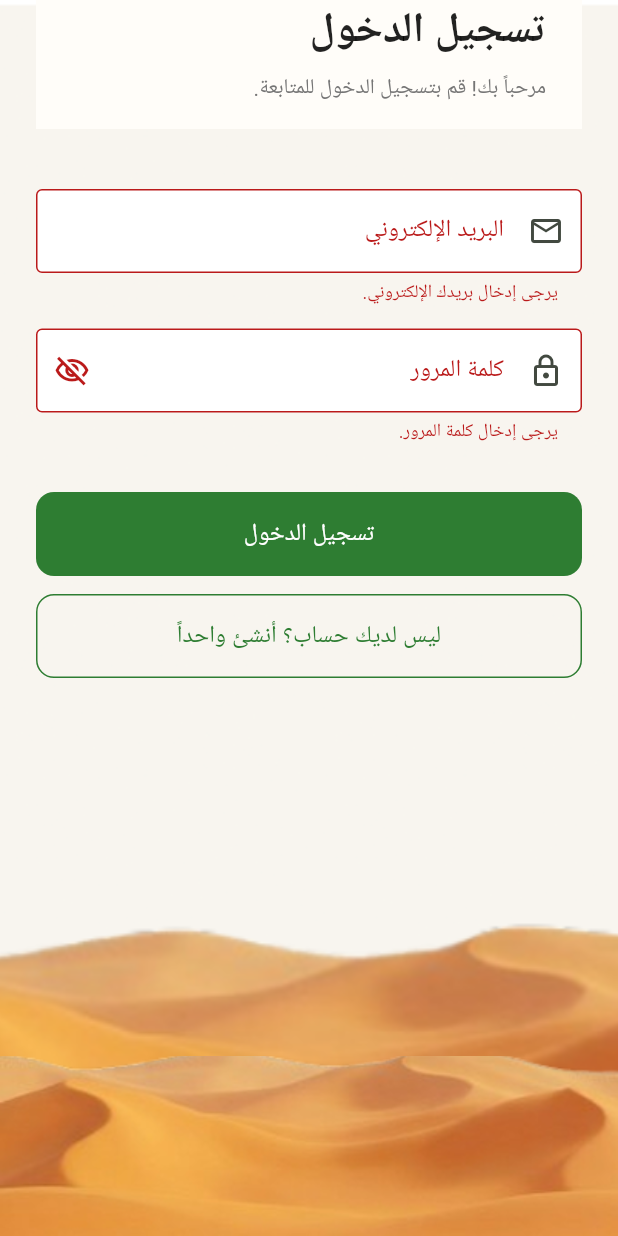
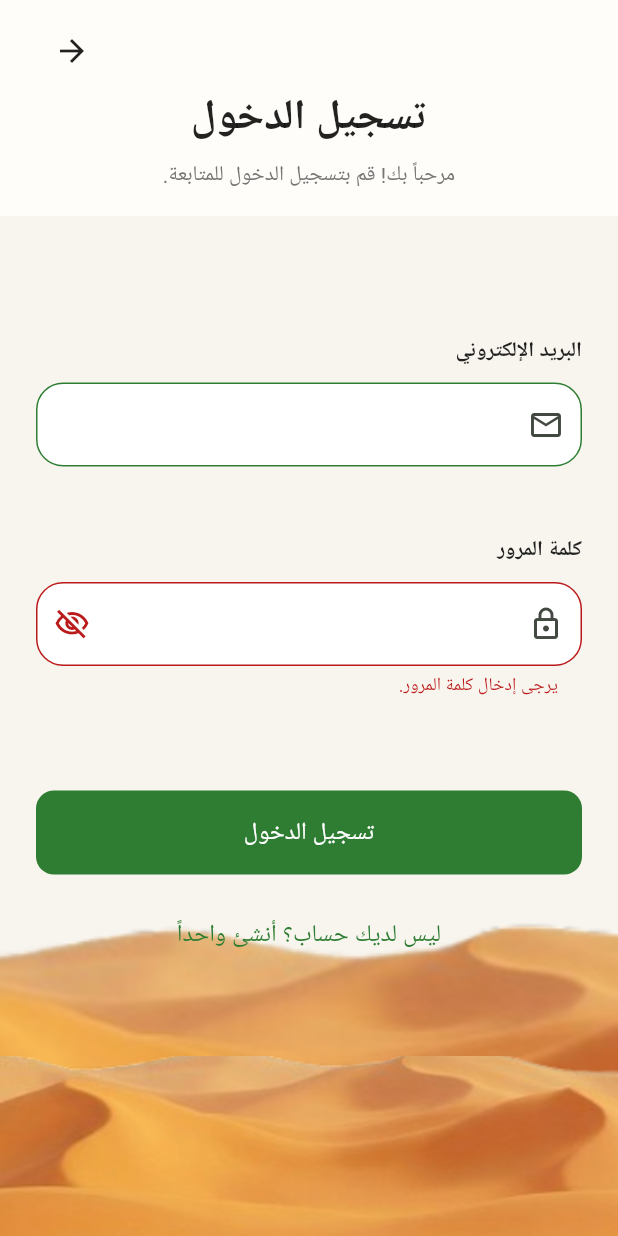
Before and after one commit to shim079/tajory, a Flutter app: the LoginPage screen opened directly, after a tap on "تسجيل الدخول", on a phone screen of 412 x 824 dp. Run offline on Flutter 3.47's test engine with Material 3 defaults, Android fonts, the phone set to English and light mode, and no system bars; our stand-ins replace cloud_firestore, file_picker, firebase_auth, firebase_core, firebase_storage, flutter_svg; accounts and stored records are empty; project files that could hold a hidden picture were left out.

Commit message:
Fix onboarding page data parameter

```diff
--- a/lib/auth/login_page.dart
+++ b/lib/auth/login_page.dart
@@ -1,7 +1,9 @@
 import 'package:flutter/material.dart';
 import 'package:firebase_auth/firebase_auth.dart';
+import '../onboarding/onboarding_data.dart';
 import 'auth_service.dart';
 import 'registration_page.dart';
+import 'package:tajory/onboarding/onboarding_page.dart';
 
 class LoginPage extends StatefulWidget {
   const LoginPage({super.key});
@@ -83,6 +85,7 @@ class _LoginPageState extends State<LoginPage> {
               'assets/images/fullbg.png',
               fit: BoxFit.cover,
             ),
+
             Positioned(
               left: 0,
               right: 0,
@@ -94,24 +97,48 @@ class _LoginPageState extends State<LoginPage> {
                 alignment: Alignment.bottomCenter,
               ),
             ),
+
             SingleChildScrollView(
-              padding: const EdgeInsets.symmetric(horizontal: 24),
               child: Form(
                 key: _formKey,
                 child: Column(
                   crossAxisAlignment: CrossAxisAlignment.stretch,
                   children: [
+
+// ================= HEADER =================
                     Container(
                       width: double.infinity,
                       color: const Color(0xFFFFFDF9),
                       padding: EdgeInsets.only(
-                        top: MediaQuery.of(context).padding.top,
+                        top: MediaQuery
+                            .of(context)
+                            .padding
+                            .top,
                       ),
                       child: Padding(
-                        padding: const EdgeInsets.fromLTRB(24, 0, 24, 16),
+                        padding: const EdgeInsets.fromLTRB(24, 10, 24, 16),
                         child: Column(
-                          crossAxisAlignment: CrossAxisAlignment.start,
+                          crossAxisAlignment: CrossAxisAlignment.center,
                           children: [
+                            Align(
+                              alignment: Alignment.topLeft,
+                              child: IconButton(
+                                icon: const Icon(
+                                  Icons.arrow_back,
+                                  color: Colors.black87,
+                                ),
+                                onPressed: () {
+                                  Navigator.push(
+                                    context,
+                                    MaterialPageRoute(
+                                      builder: (context) => OnboardingPage(
+                                        data: onboardingPages[0],
+                                      ),
+                                    ),
+                                  );
+                                },
+                              ),
+                            ),
                             const Text(
                               'تسجيل الدخول',
                               style: TextStyle(
@@ -120,9 +147,12 @@ class _LoginPageState extends State<LoginPage> {
                                 color: Colors.black87,
                               ),
                             ),
+
                             const SizedBox(height: 8),
+
                             Text(
                               'مرحباً بك! قم بتسجيل الدخول للمتابعة.',
+                              textAlign: TextAlign.center,
                               style: TextStyle(
                                 fontSize: 14,
                                 color: Colors.grey[600],
@@ -132,70 +162,118 @@ class _LoginPageState extends State<LoginPage> {
                         ),
                       ),
                     ),
-                    const SizedBox(height: 40),
+
+// ================= FORM CONTENT =================
+                    Padding(
+                      padding: const EdgeInsets.symmetric(horizontal: 24),
+                      child: Column(
+                          crossAxisAlignment: CrossAxisAlignment.stretch,
+                          children: [
+
+                          const SizedBox(height: 80),
+
+                      Column(
+                        crossAxisAlignment: CrossAxisAlignment.start,
+                        children: [
+                          const Text(
+                            'البريد الإلكتروني',
+                            style: TextStyle(
+                              fontSize: 14,
+                              fontWeight: FontWeight.bold,
+                              color: Colors.black87,
+                            ),
+                          ),
+
+                          const SizedBox(height: 10),
+
                           TextFormField(
                             controller: _emailController,
                             keyboardType: TextInputType.emailAddress,
                             textInputAction: TextInputAction.next,
-                      decoration: const InputDecoration(
-                        labelText: 'البريد الإلكتروني',
-                        prefixIcon: Icon(Icons.email_outlined),
+                            decoration: InputDecoration(
+                              prefixIcon: const Icon(Icons.email_outlined),
                               filled: true,
                               fillColor: Colors.white,
-                        border: OutlineInputBorder(),
+
+                              border: OutlineInputBorder(
+                                borderRadius: BorderRadius.circular(18),
+                              ),
+
                               focusedBorder: OutlineInputBorder(
-                          borderSide: BorderSide(
+                                borderRadius: BorderRadius.circular(18),
+                                borderSide: const BorderSide(
                                   color: Color(0xFF2E7D32),
                                   width: 2,
                                 ),
                               ),
+
                               enabledBorder: OutlineInputBorder(
-                          borderSide: BorderSide(
+                                borderRadius: BorderRadius.circular(18),
+                                borderSide: const BorderSide(
                                   color: Color(0xFF2E7D32),
                                   width: 1,
                                 ),
                               ),
                             ),
-                      validator: (value) {
-                        if (value == null || value.trim().isEmpty) {
-                          return 'يرجى إدخال بريدك الإلكتروني.';
-                        }
-                        if (!value.contains('@')) {
-                          return 'يرجى إدخال بريد إلكتروني صحيح.';
-                        }
-                        return null;
-                      },
                           ),
-                    const SizedBox(height: 16),
+                        ],
+                      ),
+
+
+                          const SizedBox(height: 46),
+
+                            Column(
+                              crossAxisAlignment: CrossAxisAlignment.start,
+                              children: [
+                                const Text(
+                                  'كلمة المرور',
+                                  style: TextStyle(
+                                    fontSize: 14,
+                                    fontWeight: FontWeight.bold,
+                                    color: Colors.black87,
+                                  ),
+                                ),
+
+                                const SizedBox(height: 10),
+
                                 TextFormField(
                                   controller: _passwordController,
                                   obscureText: _obscurePassword,
                                   textInputAction: TextInputAction.done,
                                   onFieldSubmitted: (_) => _login(),
                                   decoration: InputDecoration(
-                        labelText: 'كلمة المرور',
                                     prefixIcon: const Icon(Icons.lock_outlined),
                                     filled: true,
                                     fillColor: Colors.white,
+
                                     suffixIcon: IconButton(
                                       icon: Icon(
                                         _obscurePassword
                                             ? Icons.visibility_off_outlined
                                             : Icons.visibility_outlined,
                                       ),
-                          onPressed: () => setState(
-                            () => _obscurePassword = !_obscurePassword,
+                                      onPressed: () {
+                                        setState(() {
+                                          _obscurePassword = !_obscurePassword;
+                                        });
+                                      },
                                     ),
+
+                                    border: OutlineInputBorder(
+                                      borderRadius: BorderRadius.circular(18),
                                     ),
-                        border: const OutlineInputBorder(),
-                        focusedBorder: const OutlineInputBorder(
-                          borderSide: BorderSide(
+
+                                    focusedBorder: OutlineInputBorder(
+                                      borderRadius: BorderRadius.circular(18),
+                                      borderSide: const BorderSide(
                                         color: Color(0xFF2E7D32),
                                         width: 2,
                                       ),
                                     ),
-                        enabledBorder: const OutlineInputBorder(
-                          borderSide: BorderSide(
+
+                                    enabledBorder: OutlineInputBorder(
+                                      borderRadius: BorderRadius.circular(18),
+                                      borderSide: const BorderSide(
                                         color: Color(0xFF2E7D32),
                                         width: 1,
                                       ),
@@ -211,7 +289,11 @@ class _LoginPageState extends State<LoginPage> {
                                     return null;
                                   },
                                 ),
-                    const SizedBox(height: 32),
+                              ],
+                            ),
+
+                          const SizedBox(height: 62),
+
                           FilledButton(
                             onPressed: _isLoading ? null : _login,
                             style: FilledButton.styleFrom(
@@ -235,7 +317,9 @@ class _LoginPageState extends State<LoginPage> {
                               style: TextStyle(fontSize: 16),
                             ),
                           ),
+
                           const SizedBox(height: 12),
+
                           OutlinedButton(
                             onPressed: () {
                               Navigator.push(
@@ -248,9 +332,10 @@ class _LoginPageState extends State<LoginPage> {
                             style: OutlinedButton.styleFrom(
                               padding: const EdgeInsets.symmetric(vertical: 16),
                               shape: RoundedRectangleBorder(
-                          borderRadius: BorderRadius.circular(12),
+                                borderRadius: BorderRadius.circular(10),
                               ),
-                        side: const BorderSide(color: Color(0xFF2E7D32)),
+                              side: BorderSide.none,
+
                             ),
                             child: const Text(
                               'ليس لديك حساب؟ أنشئ واحداً',
@@ -260,7 +345,11 @@ class _LoginPageState extends State<LoginPage> {
                               ),
                             ),
                           ),
+
                           const SizedBox(height: 24),
+                        ],
+                      ),
+                    ),
                   ],
                 ),
               ),
--- a/lib/onboarding/onboarding_background.dart
+++ b/lib/onboarding/onboarding_background.dart
@@ -35,7 +35,9 @@ class OnboardingBackground extends StatelessWidget {
             left: 0,
             right: 0,
             height: 410,
-            child: Container(color: backgroundColor),
+            child: Container(
+              color: backgroundColor,
+            ),
           ),
         Positioned(
           top: 410,
--- a/lib/onboarding/onboarding_button.dart
+++ b/lib/onboarding/onboarding_button.dart
@@ -18,7 +18,7 @@ class OnboardingPrimaryButton extends StatelessWidget {
         onPressed: onPressed,
         style: FilledButton.styleFrom(
           backgroundColor: const Color(0xFF2E7D32),
-          padding: const EdgeInsets.symmetric(vertical: 16),
+          padding: const EdgeInsets.symmetric(vertical: 15),
           shape: RoundedRectangleBorder(
             borderRadius: BorderRadius.circular(16),
           ),
@@ -26,7 +26,7 @@ class OnboardingPrimaryButton extends StatelessWidget {
         child: Text(
           text,
           style: const TextStyle(
-            fontSize: 16,
+            fontSize: 18,
             fontWeight: FontWeight.w600,
             color: Colors.white,
           ),
@@ -53,7 +53,7 @@ class OnboardingSecondaryButton extends StatelessWidget {
       child: Text(
         text,
         style: TextStyle(
-          fontSize: 14,
+          fontSize: 15,
           fontWeight: FontWeight.w500,
           color: Colors.grey[500],
         ),
--- a/lib/onboarding/onboarding_data.dart
+++ b/lib/onboarding/onboarding_data.dart
@@ -34,28 +34,30 @@ const List<OnboardingData> onboardingPages = [
         'Your smart companion for building better financial habits and achieving your financial goals.',
     primaryButtonText: 'Next',
     illustrationType: OnboardingIllustrationType.logo,
+    backgroundColor: Color(0xFFF8F5EF),
   ),
   OnboardingData(
-    title: 'Start Your Financial Journey',
+    title: 'ابدأ رحلتك نحو مستقبل مالي أفضل',
     description:
-        'Every saving step brings you closer to the future you dream of.',
+        'حول كل مبلغ تدخره الى خطوة جديدة, وشاهد واحتك تنمو مع كل انجاز.',
     primaryButtonText: 'Next',
     illustrationType: OnboardingIllustrationType.desertOnly,
+    backgroundColor: null,
   ),
   OnboardingData(
-    title: 'Save for Your Goals',
+    title: 'ابدا ادخارك الأن',
     description:
-        'Create goals, track your savings, and celebrate every milestone.',
+        'حدد هدفك المالي وسنساعدك على الوصول اليه خطوة بخطوة.',
     primaryButtonText: 'Next',
     illustrationType: OnboardingIllustrationType.floatingGoals,
     backgroundColor: Color(0xFFF8F5EF),
   ),
   OnboardingData(
-    title: 'Your Financial Companion',
+    title: 'مرشدك المالي معك في كل خطوة',
     description:
-        'Track your expenses, receive smart insights, and achieve your goals with confidence.',
+        'احصل على نصائح دكية و تتبع تقدمك واكتشف عاداتك المالية.',
     primaryButtonText: 'Get Started',
-    secondaryButtonText: 'Already have an account? Log In',
+    secondaryButtonText: 'هل لديك حساب بالفعل؟ سجّل الدخول',
     showSkip: false,
     illustrationType: OnboardingIllustrationType.advisor,
     backgroundColor: Color(0xFFF8F5EF),
--- a/lib/onboarding/onboarding_indicator.dart
+++ b/lib/onboarding/onboarding_indicator.dart
@@ -23,9 +23,9 @@ class OnboardingIndicator extends StatelessWidget {
         return AnimatedContainer(
           duration: const Duration(milliseconds: 350),
           curve: Curves.easeInOut,
-          margin: const EdgeInsets.symmetric(horizontal: 5),
+          margin: const EdgeInsets.symmetric(horizontal: 7),
           width: 12,
-          height: 12,
+          height: 500,
           decoration: BoxDecoration(
             color: isActive ? _activeColor : _inactiveColor,
             shape: BoxShape.circle,
--- a/lib/onboarding/onboarding_page.dart
+++ b/lib/onboarding/onboarding_page.dart
@@ -60,7 +60,7 @@ class _OnboardingPageState extends State<OnboardingPage>
 
     if (widget.data.illustrationType == OnboardingIllustrationType.logo) {
       return Container(
-        color: const Color(0xFFF8F5EF),
+        color: widget.data.backgroundColor,
         child: Stack(
           children: [
             Positioned(
--- a/lib/onboarding/onboarding_screen.dart
+++ b/lib/onboarding/onboarding_screen.dart
@@ -78,7 +78,7 @@ class _OnboardingScreenState extends State<OnboardingScreen> {
     return Directionality(
       textDirection: TextDirection.rtl,
       child: Scaffold(
-        backgroundColor: _currentPage <= 1 ? Colors.white : const Color(0xFFF0EDE8),
+
         body: Stack(
           fit: StackFit.expand,
           children: [
@@ -108,7 +108,7 @@ class _OnboardingScreenState extends State<OnboardingScreen> {
               Positioned(
                 left: 28,
                 right: 28,
-                bottom: size.height * 0.10,
+                bottom: size.height * 0.15,
                 child: Column(
                   mainAxisSize: MainAxisSize.min,
                   children: [
```
Lines whose indentation alone changed are shown as unchanged.
